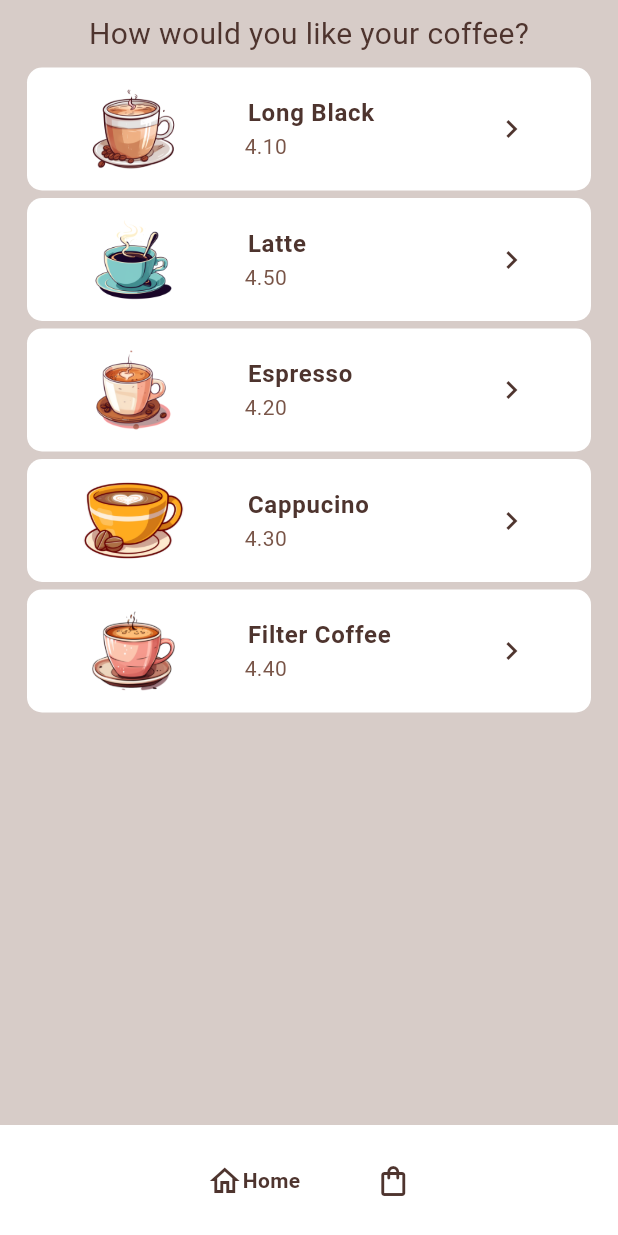
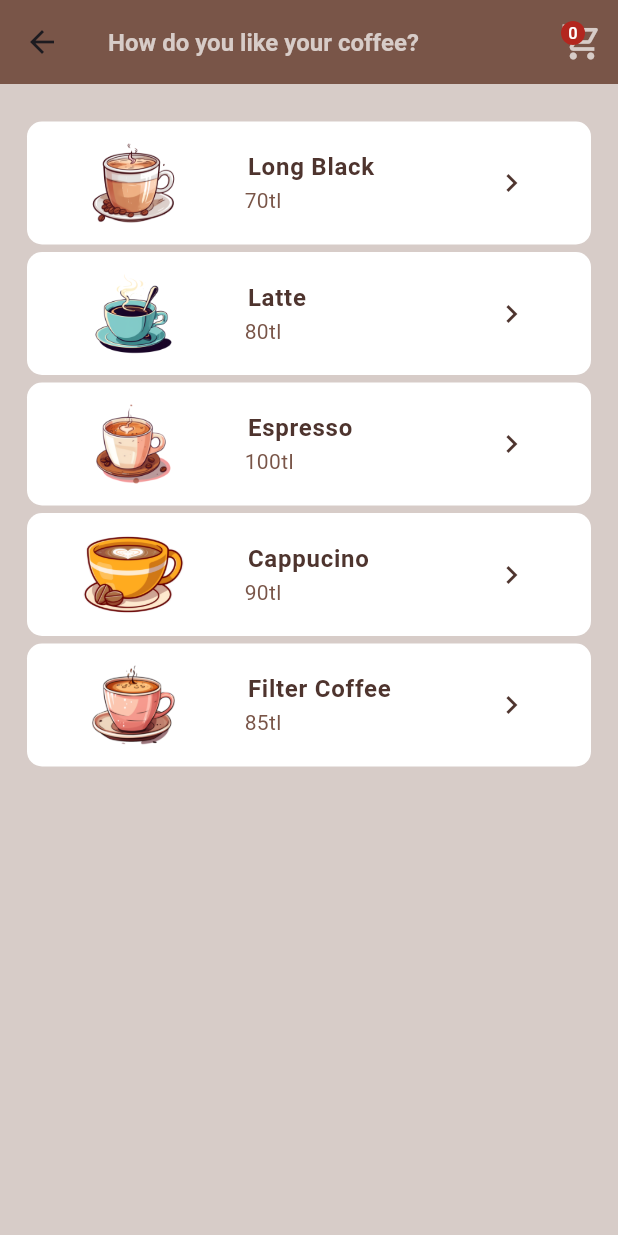
Before and after one commit to kubranurdogann/Flutter-Coffee-Shop-App, a Flutter app: the screen it shows after launch, after a tap on "Enter Shop", on a phone screen of 412 x 824 dp. Run offline on Flutter 3.47's test engine with Material 3 defaults, Android fonts, the light colour scheme and no system bars; drawn by our look-alikes of google_nav_bar.

Commit message:
shoe app

```diff
--- a/lib/main.dart
+++ b/lib/main.dart
@@ -3,7 +3,7 @@ import 'package:flutter/material.dart';
 import 'package:provider/provider.dart';
 import 'package:coffee_shop_app/pages/first_page.dart';
 
-void main() => runApp(const MyApp());
+void main() => runApp(MyApp());
 
 class MyApp extends StatelessWidget {
   const MyApp({super.key});
--- a/lib/models/coffee.dart
+++ b/lib/models/coffee.dart
@@ -1,12 +1,14 @@
 class Coffee {
   String name;
-  String price;
+  int price;
   String imagePath;
+  int quantity;
 
   Coffee({
     required this.name,
     required this.price,
     required this.imagePath,
+    required this.quantity,
   });
 
 //veri dönüşümü
@@ -15,6 +17,7 @@ class Coffee {
       name: map['name'] ?? '',
       price: map['price'] ?? '',
       imagePath: map['imagePath'] ?? '',
+      quantity: map['quantity'] ?? '',
     );
   }
 }
--- a/lib/models/coffee_shop.dart
+++ b/lib/models/coffee_shop.dart
@@ -4,26 +4,43 @@ import 'package:flutter/material.dart';
 class CoffeeShop extends ChangeNotifier {
   final List<Coffee> _shop = [
     Coffee(
-        name: 'Long Black', price: "4.10", imagePath: "lib/images/coffee1.png"),
-    Coffee(name: 'Latte', price: "4.50", imagePath: "lib/images/coffee2.png"),
+        name: 'Long Black',
+        price: 70,
+        imagePath: "lib/images/coffee1.png",
+        quantity: 1),
     Coffee(
-        name: 'Espresso', price: "4.20", imagePath: "lib/images/coffee3.png"),
+        name: 'Latte',
+        price: 80,
+        imagePath: "lib/images/coffee2.png",
+        quantity: 1),
     Coffee(
-        name: 'Cappucino', price: "4.30", imagePath: "lib/images/coffee4.png"),
+        name: 'Espresso',
+        price: 100,
+        imagePath: "lib/images/coffee3.png",
+        quantity: 1),
+    Coffee(
+        name: 'Cappucino',
+        price: 90,
+        imagePath: "lib/images/coffee4.png",
+        quantity: 1),
     Coffee(
         name: 'Filter Coffee',
-        price: "4.40",
-        imagePath: "lib/images/coffee5.png"),
+        price: 85,
+        imagePath: "lib/images/coffee5.png",
+        quantity: 1),
   ];
 
   //user cart
-  final List<Coffee> _userCart = [];
+  List<Coffee> _userCart = [];
 
   //get coffee list
   List<Coffee> get coffeeShop => _shop;
 
   //get user cart
   List<Coffee> get userCart => _userCart;
+
+  //total price
+  double get total => userCart.fold(0, (sum, item) => sum + item.price);
 
   //add item to cart
   void addItemtoCart(Coffee coffee) {
--- a/lib/pages/first_page.dart
+++ b/lib/pages/first_page.dart
@@ -1,6 +1,6 @@
 // ignore_for_file: camel_case_types, prefer_typing_uninitialized_variables
 
-import 'package:coffee_shop_app/pages/home_page.dart';
+import 'package:coffee_shop_app/pages/shop_page.dart';
 import 'package:flutter/material.dart';
 
 class FirstPage extends StatelessWidget {
@@ -49,7 +49,7 @@ class FirstPage extends StatelessWidget {
               onTap: () {
                 Navigator.push(
                   context,
-                  MaterialPageRoute(builder: (context) =>const HomePage()),
+                  MaterialPageRoute(builder: (context) => ShopPage()),
                 );
               },
               child: Container(
--- a/lib/pages/home_page.dart
+++ /dev/null
@@ -1,52 +0,0 @@
-import 'package:coffee_shop_app/pages/cart_page.dart';
-import 'package:coffee_shop_app/pages/shop_page.dart';
-import 'package:flutter/material.dart';
-import 'package:google_nav_bar/google_nav_bar.dart';
-
-class HomePage extends StatefulWidget {
-  const HomePage({Key? key}) : super(key: key);
-
-  @override
-  State<HomePage> createState() => _HomePageState();
-}
-
-class _HomePageState extends State<HomePage> {
-  int _selectedIndex = 0;
-  static const List<Widget> _widgetOptions = <Widget>[
-    ShopPage(),
-    CartPage(),
-  ];
-
-  @override
-  Widget build(BuildContext context) {
-    return Scaffold(
-      backgroundColor: Colors.white,
-      body: Center(
-        child: _widgetOptions.elementAt(_selectedIndex),
-      ),
-      bottomNavigationBar: SafeArea(
-        child: GNav(
-          color: Colors.brown[800],
-          activeColor: Colors.brown[800],
-          mainAxisAlignment: MainAxisAlignment.center,
-          tabs: const [
-            GButton(
-              icon: Icons.home_outlined,
-              text: 'Home',
-            ),
-            GButton(
-              icon: Icons.shopping_bag_outlined,
-              text: 'Cart',
-            ),
-          ],
-          selectedIndex: _selectedIndex,
-          onTabChange: (index) {
-            setState(() {
-              _selectedIndex = index;
-            });
-          },
-        ),
-      ),
-    );
-  }
-}
--- a/lib/pages/shop_page.dart
+++ b/lib/pages/shop_page.dart
@@ -1,5 +1,6 @@
 import 'package:coffee_shop_app/models/coffee.dart';
 import 'package:coffee_shop_app/models/coffee_shop.dart';
+import 'package:coffee_shop_app/pages/cart_page.dart';
 import 'package:flutter/material.dart';
 import 'package:provider/provider.dart';
 
@@ -29,21 +30,50 @@ class _ShopPageState extends State<ShopPage> {
     }
 
     return Consumer<CoffeeShop>(
-      builder: (context, value, child) => Expanded(
+      builder: (context, value, child) => Scaffold(
+        appBar: AppBar(
+          backgroundColor: Colors.brown,
+          title: Text(
+            "How do you like your coffee?",
+            style: TextStyle(
+                fontSize: 16,
+                color: Colors.brown[100],
+                fontWeight: FontWeight.bold),
+          ),
+          actions: [
+            IconButton(
+              onPressed: () {
+                Navigator.push(context,
+                    MaterialPageRoute(builder: (context) => CartPage()));
+              },
+              icon: Stack(
+                children: [
+                  Icon(Icons.shopping_cart_outlined,
+                      color: Colors.brown[100], size: 28),
+                  Positioned(
+                    child: Badge(
+                      label: Text(
+                          Provider.of<CoffeeShop>(context, listen: false)
+                              .userCart
+                              .length
+                              .toString()),
+                    ),
+                  ),
+                ],
+              ),
+            )
+          ],
+        ),
+        body: Center(
+          child: Expanded(
             child: Container(
               decoration: BoxDecoration(color: Colors.brown[100]),
               child: SafeArea(
                 child: Column(
                   children: [
-                const Center(
-                    child: Padding(
-                  padding:  EdgeInsets.all(8.0),
-                  child: Text(
-                    "How would you like your coffee?",
-                    style: TextStyle(
-                        fontSize: 20, color: Color.fromARGB(255, 78, 52, 46)),
+                    SizedBox(
+                      height: 25,
                     ),
-                )),
                     Expanded(
                       child: ListView.builder(
                         itemCount: value.coffeeShop.length,
@@ -56,7 +86,7 @@ class _ShopPageState extends State<ShopPage> {
                                   color: Colors.white,
                                   borderRadius: BorderRadius.circular(10)),
                               margin: const EdgeInsets.only(bottom: 5),
-                          padding: const EdgeInsets.all(5),
+                              padding: EdgeInsets.all(5),
                               child: ListTile(
                                 title: Padding(
                                   padding: const EdgeInsets.only(left: 10),
@@ -69,8 +99,8 @@ class _ShopPageState extends State<ShopPage> {
                                 ),
                                 subtitle: Padding(
                                   padding: const EdgeInsets.only(left: 8.0),
-                              child: Text(eachCoffee.price,
-                                  style: const TextStyle(color: Colors.brown)),
+                                  child: Text("${eachCoffee.price}tl",
+                                      style: TextStyle(color: Colors.brown)),
                                 ),
                                 leading: Image.asset(
                                   eachCoffee.imagePath,
@@ -96,6 +126,8 @@ class _ShopPageState extends State<ShopPage> {
               ),
             ),
           ),
+        ),
+      ),
     );
   }
 }
--- a/pubspec.yaml
+++ b/pubspec.yaml
@@ -11,6 +11,7 @@ dependencies:
     sdk: flutter
   google_nav_bar: ^5.0.6
   provider:
+  badges: ^3.1.2
 
 
 dev_dependencies:
```
Also changed, not shown: lib/pages/cart_page.dart (+57 -13 lines), banner/coffee-app-screenshoots(1).png (added), banner/coffee-app-screenshoots(2).png (added), banner/coffee-app-screenshoots(3).png (added), 1 other file. Lines whose indentation alone changed are shown as unchanged.
